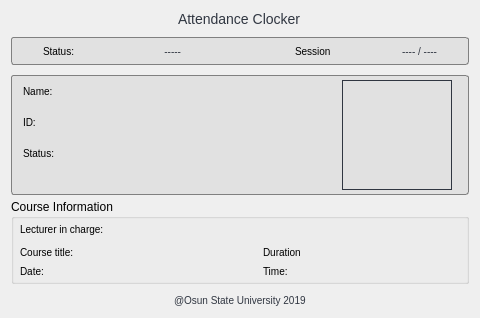
This is mainwindow.ui in OyeyemiFagbohun/ConsoleTest as Qt 5 draws it before an edit. The edited form follows.
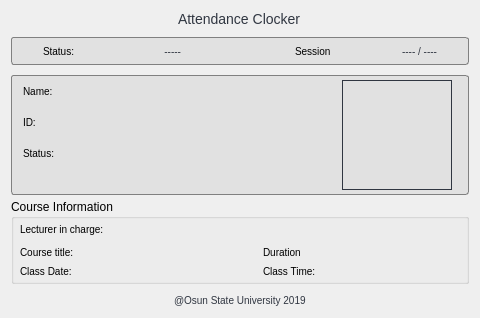
This is the edited form.

Diff of the .ui file:
```diff
--- a/mainwindow.ui
+++ b/mainwindow.ui
@@ -610,7 +610,7 @@
               <string notr="true">color: black;</string>
              </property>
              <property name="text">
-              <string>Date:</string>
+              <string>Class Date:</string>
              </property>
             </widget>
            </item>
@@ -733,7 +733,7 @@
               <string notr="true">color: black;</string>
              </property>
              <property name="text">
-              <string>Time: </string>
+              <string>Class Time: </string>
              </property>
             </widget>
            </item>
```
Left out of the diff: 10 changed lines with no effect on the pictures.
